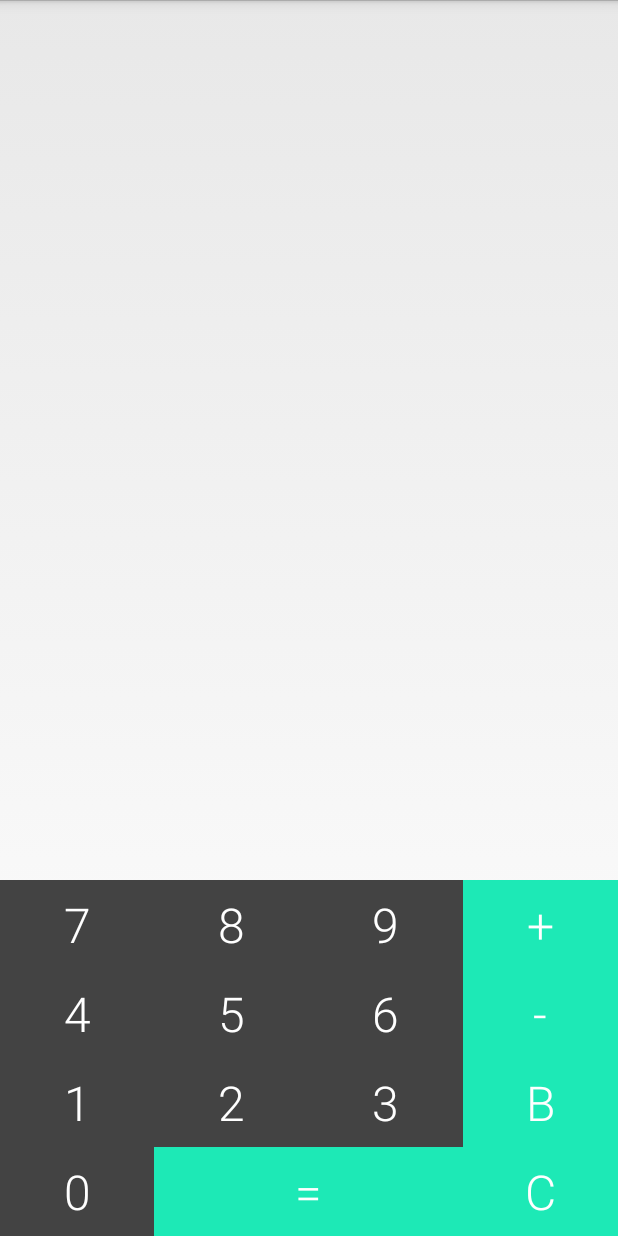
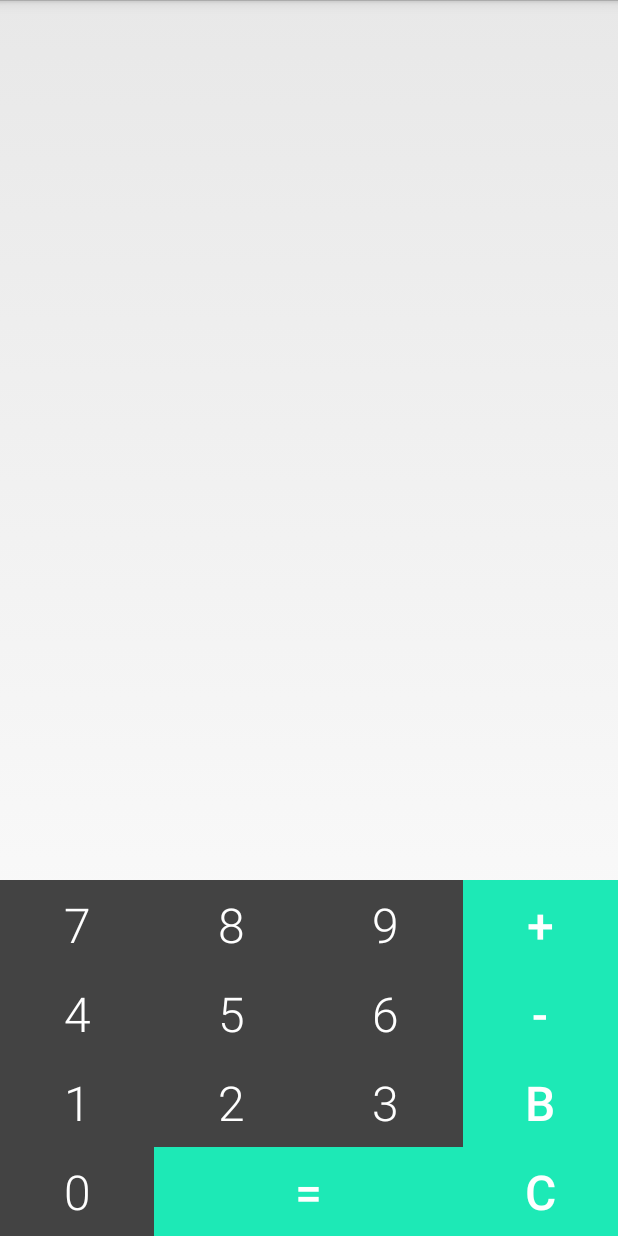
Before and after one commit to ElieGUILLAUMES/Calculator, an Android app: the screen it shows after launch (MainActivity), on a phone screen of 412 x 824 dp. Run offline under Robolectric (Android 15) with nearby library versions, the phone set to English and light mode, and no system bars.

Commit message:
modification style command buttons

```diff
--- a/app/src/main/res/values/styles.xml
+++ b/app/src/main/res/values/styles.xml
@@ -25,6 +25,7 @@
 
     <style name="command_button" parent="custom_button">
         <item name="android:background">@drawable/command_button</item>
+        <item name="android:textStyle">bold</item>
     </style>
 
 
```
